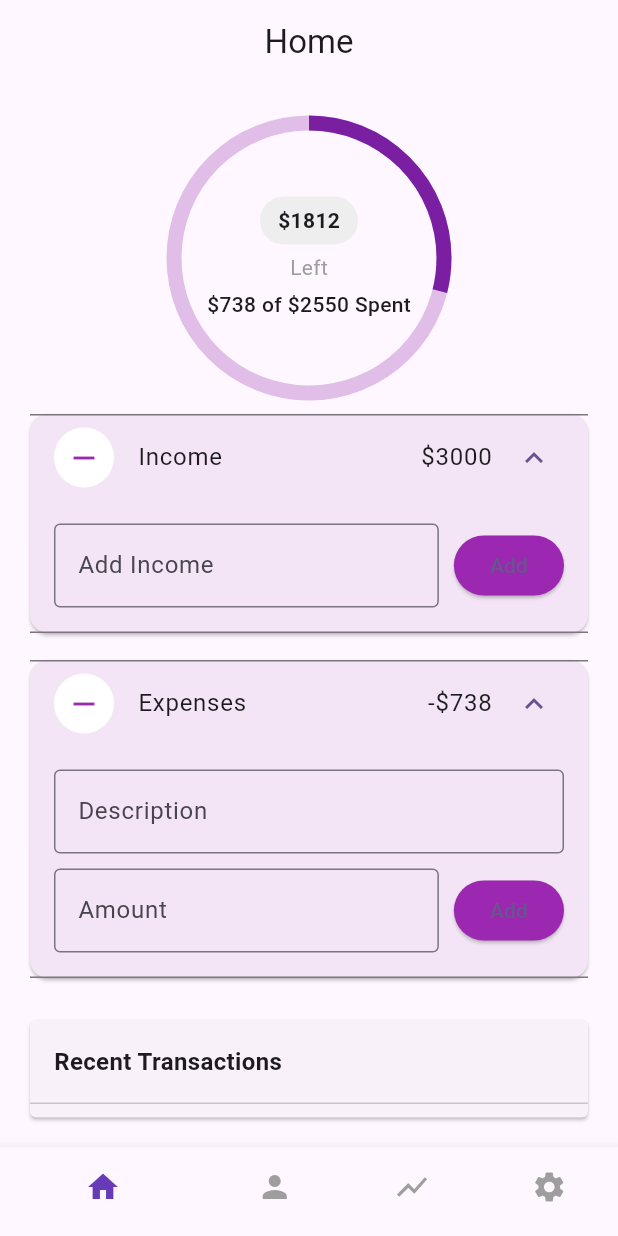
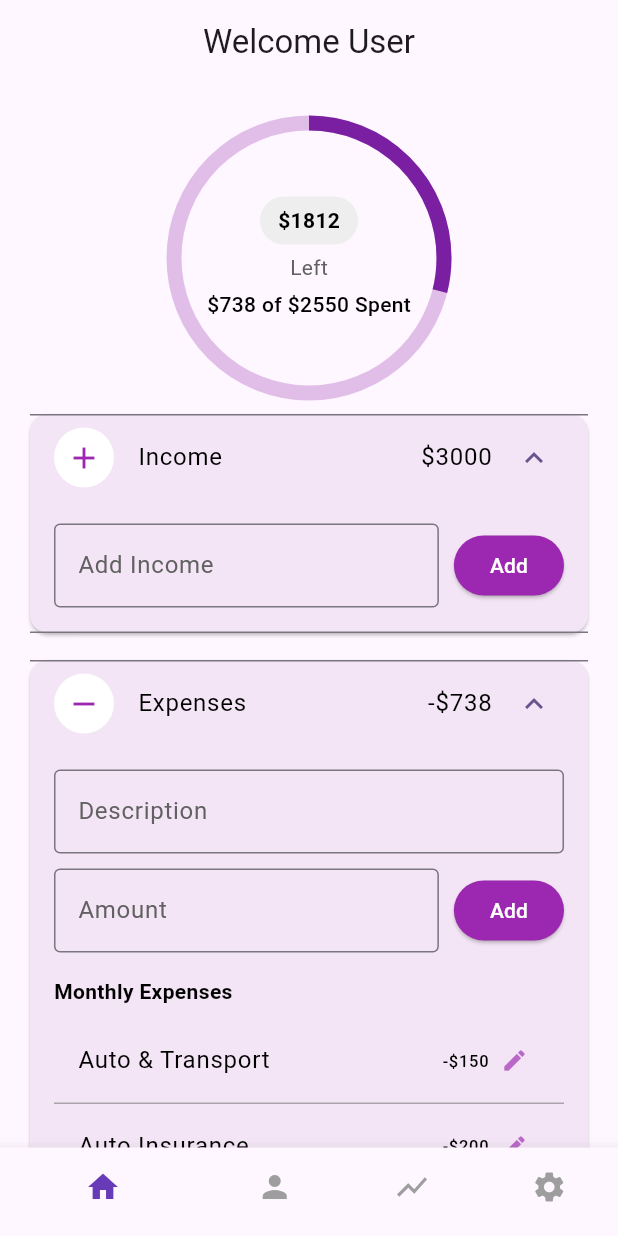
Before and after one commit to tan8325/Project_1, a Flutter app: the screen it shows after launch, after a tap on "Income", after a tap on "Expenses", on a phone screen of 412 x 824 dp. Run offline on Flutter 3.47's test engine with Material 3 defaults, Android fonts, the phone set to English and light mode, and no system bars.

Commit message:
Implemented Dark mode support, Improved UI, Added recent transaction box

```diff
--- a/lib/home_page.dart
+++ b/lib/home_page.dart
@@ -16,26 +16,52 @@ class _HomePageState extends State<HomePage> {
   bool isIncomeExpanded = false;
   bool isExpensesExpanded = false;
 
-  final List<Transaction> recentTransactions = [
+  final TextEditingController expenseDescriptionController = TextEditingController();
+  final TextEditingController expenseAmountController = TextEditingController();
+  final TextEditingController incomeAmountController = TextEditingController();
+
+  // Monthly expenses
+  final List<Transaction> monthlyExpenses = [
     Transaction('Auto & Transport', 'expense', 150.0),
     Transaction('Auto Insurance', 'expense', 200.0),
     Transaction('Auto Payment', 'expense', 288.0),
     Transaction('Gas & Fuel', 'expense', 100.0),
   ];
 
+  // Recent transactions (bank history)
+  final List<Transaction> recentTransactions = [
+    Transaction('Starbucks', 'expense', 5.75),
+    Transaction('Grocery Store', 'expense', 43.21),
+    Transaction('Amazon', 'expense', 29.99),
+    Transaction('Paycheck', 'income', 1500.0),
+  ];
+
+  @override
+  void dispose() {
+    expenseDescriptionController.dispose();
+    expenseAmountController.dispose();
+    incomeAmountController.dispose();
+    super.dispose();
+  }
+
   @override
   Widget build(BuildContext context) {
     double remaining = budget - spent;
     double progressValue = spent / budget;
+    final isDarkMode = Theme.of(context).brightness == Brightness.dark;
+    final Color cardColor = isDarkMode ? Colors.grey[800]! : Colors.purple.shade50;
+    final Color textColor = isDarkMode ? Colors.white : Colors.black;
+    final Color secondaryTextColor = isDarkMode ? Colors.grey[300]! : Colors.grey[700]!;
 
     return Scaffold(
       appBar: AppBar(
-        title: const Text('Home'),
+        title: const Text('Welcome User'),
         centerTitle: true,
         backgroundColor: Colors.transparent,
-        elevation:.0,
+        elevation: 0,
       ),
-      body: Padding(
+      body: SingleChildScrollView(
+        child: Padding(
           padding: const EdgeInsets.all(16.0),
           child: Column(
             children: [
@@ -51,7 +77,7 @@ class _HomePageState extends State<HomePage> {
                       child: CircularProgressIndicator(
                         value: progressValue,
                         strokeWidth: 10,
-                      backgroundColor: Colors.purple.shade100,
+                        backgroundColor: isDarkMode ? Colors.purple.shade200.withOpacity(0.3) : Colors.purple.shade100,
                         valueColor: AlwaysStoppedAnimation<Color>(Colors.purple.shade700),
                       ),
                     ),
@@ -61,19 +87,25 @@ class _HomePageState extends State<HomePage> {
                         Container(
                           padding: const EdgeInsets.symmetric(horizontal: 12, vertical: 6),
                           decoration: BoxDecoration(
-                          color: Colors.grey.shade200,
+                            color: isDarkMode ? Colors.white : Colors.grey.shade200,
                             borderRadius: BorderRadius.circular(20),
                           ),
                           child: Text(
                             '\$${remaining.toInt()}',
-                          style: const TextStyle(fontWeight: FontWeight.bold),
+                            style: TextStyle(
+                              fontWeight: FontWeight.bold,
+                              color: Colors.black, // Always black for visibility on white container
+                            ),
                           ),
                         ),
                         const SizedBox(height: 5),
-                      const Text('Left', style: TextStyle(color: Colors.grey)),
+                        Text('Left', style: TextStyle(color: secondaryTextColor)),
                         const SizedBox(height: 5),
                         Text('\$${spent.toInt()} of \$${budget.toInt()} Spent',
-                          style: const TextStyle(fontWeight: FontWeight.w500)),
+                            style: TextStyle(
+                              fontWeight: FontWeight.w500,
+                              color: textColor,
+                            )),
                       ],
                     ),
                   ],
@@ -82,7 +114,7 @@ class _HomePageState extends State<HomePage> {
 
               // Income section
               Card(
-              color: Colors.purple.shade50,
+                color: cardColor,
                 shape: RoundedRectangleBorder(borderRadius: BorderRadius.circular(12)),
                 child: ExpansionTile(
                   onExpansionChanged: (expanded) {
@@ -92,16 +124,16 @@ class _HomePageState extends State<HomePage> {
                   },
                   leading: CircleAvatar(
                     backgroundColor: Colors.white,
-                  child: Icon(
-                    isIncomeExpanded ? Icons.remove : Icons.add,
+                    child: const Icon(
+                      Icons.add,
                       color: Colors.purple,
                     ),
                   ),
                   title: Row(
                     children: [
-                    const Text('Income'),
+                      Text('Income', style: TextStyle(color: textColor)),
                       const Spacer(),
-                    Text('\$${income.toInt()}'),
+                      Text('\$${income.toInt()}', style: TextStyle(color: textColor)),
                     ],
                   ),
                   children: [
@@ -111,11 +143,14 @@ class _HomePageState extends State<HomePage> {
                         children: [
                           Expanded(
                             child: TextField(
-                            decoration: const InputDecoration(
+                              controller: incomeAmountController,
+                              decoration: InputDecoration(
                                 labelText: 'Add Income',
-                              border: OutlineInputBorder(),
+                                border: const OutlineInputBorder(),
+                                labelStyle: TextStyle(color: secondaryTextColor),
                               ),
                               keyboardType: TextInputType.number,
+                              style: TextStyle(color: textColor),
                             ),
                           ),
                           const SizedBox(width: 10),
@@ -125,6 +160,7 @@ class _HomePageState extends State<HomePage> {
                             },
                             style: ElevatedButton.styleFrom(
                               backgroundColor: Colors.purple,
+                              foregroundColor: Colors.white,
                             ),
                             child: const Text('Add'),
                           ),
@@ -139,7 +175,7 @@ class _HomePageState extends State<HomePage> {
 
               // Expenses section
               Card(
-              color: Colors.purple.shade50,
+                color: cardColor,
                 shape: RoundedRectangleBorder(borderRadius: BorderRadius.circular(12)),
                 child: ExpansionTile(
                   onExpansionChanged: (expanded) {
@@ -149,39 +185,46 @@ class _HomePageState extends State<HomePage> {
                   },
                   leading: CircleAvatar(
                     backgroundColor: Colors.white,
-                  child: Icon(
-                    isExpensesExpanded ? Icons.remove : Icons.add,
+                    child: const Icon(
+                      Icons.remove,
                       color: Colors.purple,
                     ),
                   ),
                   title: Row(
                     children: [
-                    const Text('Expenses'),
+                      Text('Expenses', style: TextStyle(color: textColor)),
                       const Spacer(),
-                    Text('-\$${spent.toInt()}'),
+                      Text('-\$${spent.toInt()}', style: TextStyle(color: textColor)),
                     ],
                   ),
                   children: [
                     Padding(
                       padding: const EdgeInsets.all(16.0),
                       child: Column(
+                        mainAxisSize: MainAxisSize.min,
                         children: [
                           TextField(
-                          decoration: const InputDecoration(
+                            controller: expenseDescriptionController,
+                            decoration: InputDecoration(
                               labelText: 'Description',
-                            border: OutlineInputBorder(),
+                              border: const OutlineInputBorder(),
+                              labelStyle: TextStyle(color: secondaryTextColor),
                             ),
+                            style: TextStyle(color: textColor),
                           ),
                           const SizedBox(height: 10),
                           Row(
                             children: [
                               Expanded(
                                 child: TextField(
-                                decoration: const InputDecoration(
+                                  controller: expenseAmountController,
+                                  decoration: InputDecoration(
                                     labelText: 'Amount',
-                                  border: OutlineInputBorder(),
+                                    border: const OutlineInputBorder(),
+                                    labelStyle: TextStyle(color: secondaryTextColor),
                                   ),
                                   keyboardType: TextInputType.number,
+                                  style: TextStyle(color: textColor),
                                 ),
                               ),
                               const SizedBox(width: 10),
@@ -191,10 +234,59 @@ class _HomePageState extends State<HomePage> {
                                 },
                                 style: ElevatedButton.styleFrom(
                                   backgroundColor: Colors.purple,
+                                  foregroundColor: Colors.white,
+                                  shape: RoundedRectangleBorder(
+                                    borderRadius: BorderRadius.circular(25),
+                                  ),
                                 ),
                                 child: const Text('Add'),
                               ),
                             ],
+                          ),
+                          const SizedBox(height: 16),
+                          Align(
+                            alignment: Alignment.centerLeft,
+                            child: Text(
+                              'Monthly Expenses',
+                              style: TextStyle(
+                                fontWeight: FontWeight.bold,
+                                color: textColor,
+                              ),
+                            ),
+                          ),
+                          const SizedBox(height: 8),
+                          SizedBox(
+                            height: 150, // Reduce height
+                            child: ListView.builder(
+                              shrinkWrap: true,
+                              itemCount: monthlyExpenses.length,
+                              itemBuilder: (context, index) {
+                                return Column(
+                                  mainAxisSize: MainAxisSize.min,
+                                  children: [
+                                    ListTile(
+                                      title: Text(
+                                        monthlyExpenses[index].description,
+                                        style: TextStyle(color: textColor),
+                                      ),
+                                      trailing: Row(
+                                        mainAxisSize: MainAxisSize.min,
+                                        children: [
+                                          Text(
+                                            '-\$${monthlyExpenses[index].amount.toInt()}',
+                                            style: TextStyle(color: textColor),
+                                          ),
+                                          const SizedBox(width: 8),
+                                          Icon(Icons.edit, size: 18, color: Colors.purple.shade300),
+                                        ],
+                                      ),
+                                    ),
+                                    if (index < monthlyExpenses.length - 1)
+                                      Divider(height: 1, color: secondaryTextColor.withOpacity(0.5)),
+                                  ],
+                                );
+                              },
+                            ),
                           ),
                         ],
                       ),
@@ -206,30 +298,39 @@ class _HomePageState extends State<HomePage> {
               const SizedBox(height: 20),
 
               // Recent transactions section
-            Expanded(
+              Container(
+                height: 300, // Fixed height for recent transactions
                 child: Card(
+                  color: isDarkMode ? Colors.black : null,
                   shape: RoundedRectangleBorder(borderRadius: BorderRadius.circular(4)),
                   child: Column(
                     crossAxisAlignment: CrossAxisAlignment.start,
                     children: [
-                    const Padding(
-                      padding: EdgeInsets.all(16.0),
+                      Padding(
+                        padding: const EdgeInsets.all(16.0),
                         child: Text(
                           'Recent Transactions',
                           style: TextStyle(
                             fontSize: 16,
                             fontWeight: FontWeight.bold,
+                            color: textColor,
                           ),
                         ),
                       ),
-                    const Divider(height: 1),
+                      Divider(height: 1, color: secondaryTextColor.withOpacity(0.5)),
                       Expanded(
                         child: ListView.separated(
                           itemCount: recentTransactions.length,
-                        separatorBuilder: (context, index) => const Divider(height: 1),
+                          separatorBuilder: (context, index) => Divider(
+                            height: 1,
+                            color: secondaryTextColor.withOpacity(0.5),
+                          ),
                           itemBuilder: (context, index) {
                             return ListTile(
-                            title: Text(recentTransactions[index].description),
+                              title: Text(
+                                recentTransactions[index].description,
+                                style: TextStyle(color: textColor),
+                              ),
                               trailing: Text(
                                 recentTransactions[index].type == 'income'
                                     ? '\$${recentTransactions[index].amount.toInt()}'
@@ -237,7 +338,7 @@ class _HomePageState extends State<HomePage> {
                                 style: TextStyle(
                                   color: recentTransactions[index].type == 'income'
                                       ? Colors.green
-                                    : Colors.black,
+                                      : textColor,
                                 ),
                               ),
                             );
@@ -249,6 +350,7 @@ class _HomePageState extends State<HomePage> {
                 ),
               ),
             ],
+          ),
         ),
       ),
     );
```
Lines whose indentation alone changed are shown as unchanged.
